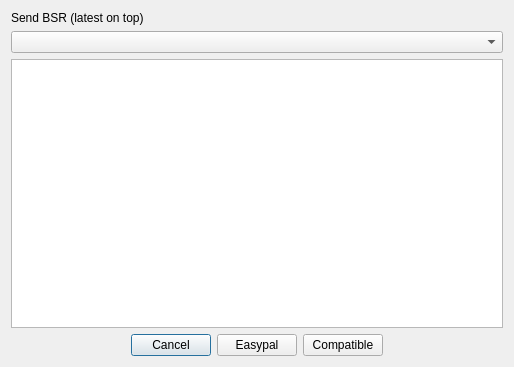
This is qsstv/qsstv/drmtx/bsrform.ui in rafael2k/fonias_digital as Qt 5 draws it before an edit. The edited form follows.
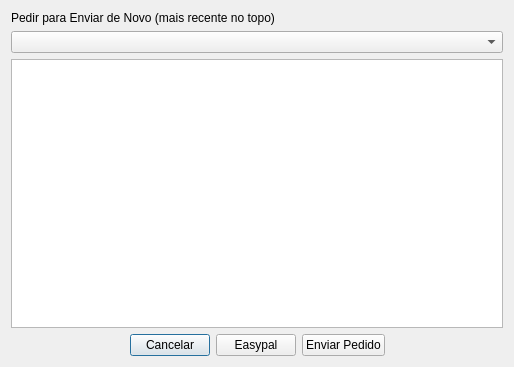
This is the edited form.

Commit message: More translations. Jpeg compression seems stable, but still stuck at 480 lines.

Diff of the .ui file:
```diff
--- a/qsstv/qsstv/drmtx/bsrform.ui
+++ b/qsstv/qsstv/drmtx/bsrform.ui
@@ -17,7 +17,7 @@
    <item>
     <widget class="QLabel" name="label">
      <property name="text">
-      <string>Send BSR (latest on top)</string>
+      <string>Pedir para Enviar de Novo (mais recente no topo)</string>
      </property>
     </widget>
    </item>
@@ -45,7 +45,7 @@
      <item>
       <widget class="QPushButton" name="cancelPushButton">
        <property name="text">
-        <string>Cancel</string>
+        <string>Cancelar</string>
        </property>
       </widget>
      </item>
@@ -59,7 +59,7 @@
      <item>
       <widget class="QPushButton" name="compatiblePushButton">
        <property name="text">
-        <string>Compatible</string>
+        <string>Enviar Pedido</string>
        </property>
       </widget>
      </item>
```
The commit also changes 2 other files.
